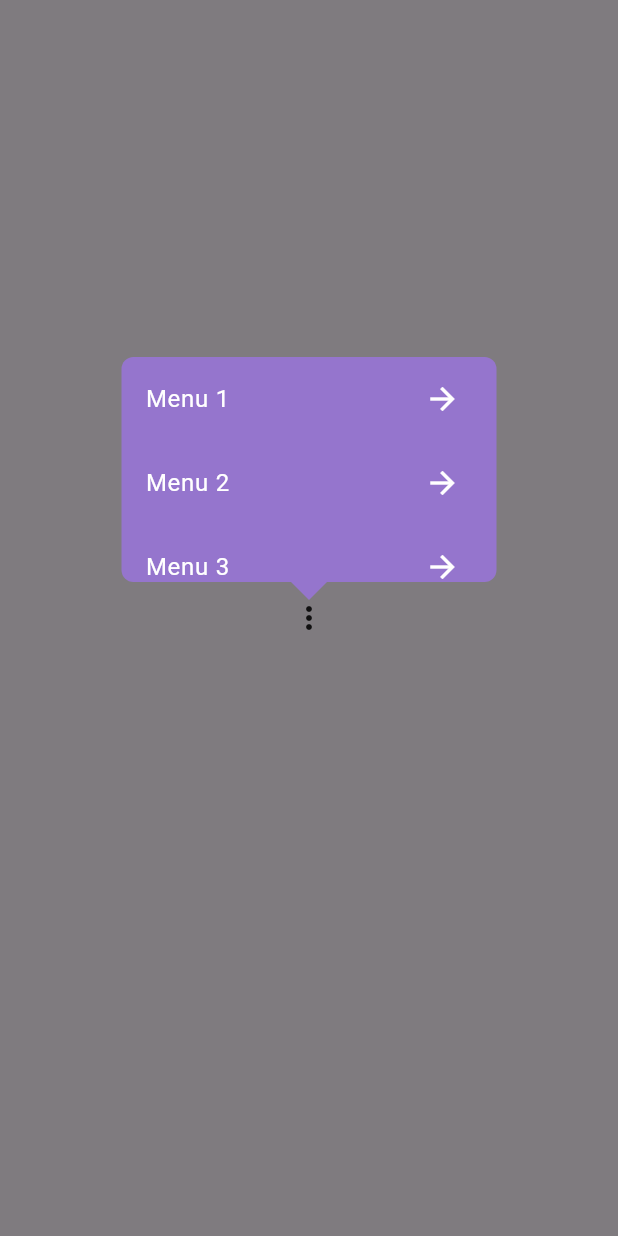
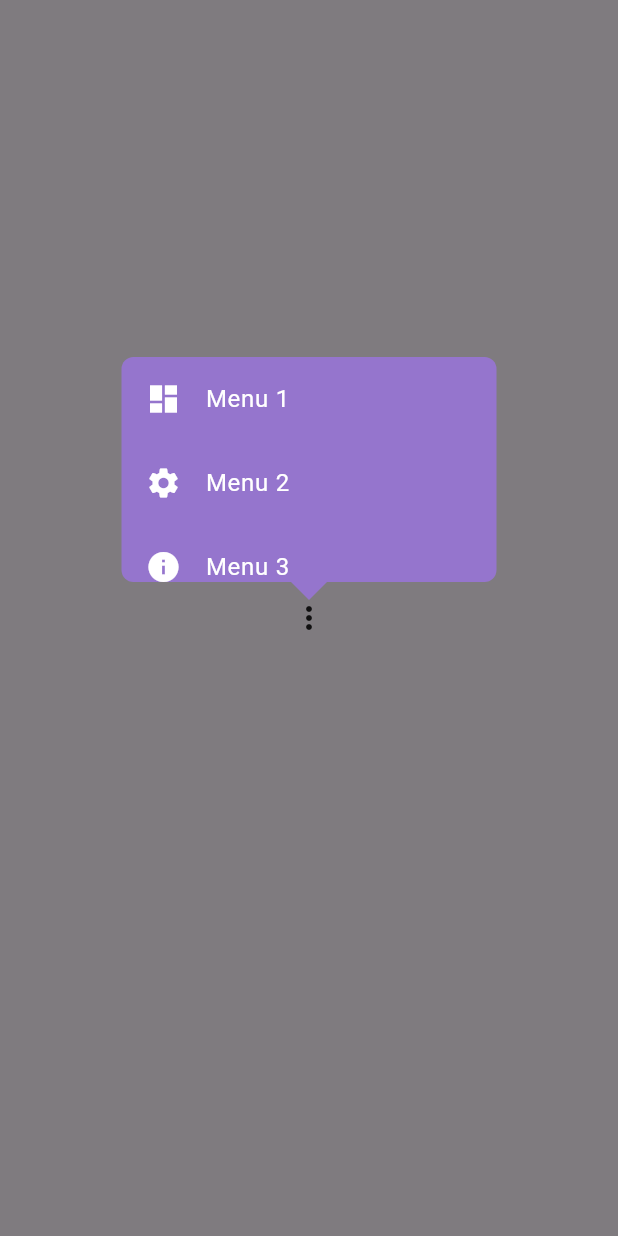
Before and after one commit to OrewaKimi/Flutter_PopUpMenu, a Flutter app: the screen it shows after launch, after a tap on the "more vert" icon, on a phone screen of 412 x 824 dp. Run offline on Flutter 3.47's test engine with Material 3 defaults, Android fonts, the phone set to English and light mode, and no system bars; our stand-ins replace popover.

Commit message:
update icon for menu options

```diff
--- a/lib/menu_items.dart
+++ b/lib/menu_items.dart
@@ -7,33 +7,24 @@ class MenuItems extends StatelessWidget {
   Widget build(BuildContext context) {
     return Column(
       children: [
-        //1st menu option
-        ListTile(
-          title: Text('Menu 1', style: TextStyle(color: Colors.white)),
-          trailing: Icon(Icons.arrow_forward, color: Colors.white),
-          onTap: () {
-            // action untuk menu 1
-          },
-        ),
-
-        //2nd menu option
-        ListTile(
-          title: Text('Menu 2', style: TextStyle(color: Colors.white)),
-          trailing: Icon(Icons.arrow_forward, color: Colors.white),
-          onTap: () {
-            // action untuk menu 2
-          },
-        ),
-
-        //3rd menu option
-        ListTile(
-          title: Text('Menu 3', style: TextStyle(color: Colors.white)),
-          trailing: Icon(Icons.arrow_forward, color: Colors.white),
-          onTap: () {
-            // action untuk menu 3
-          },
-        ),
+        buildMenuItem('Menu 1', Icons.dashboard, () {
+          // action menu 1
+        }),
+        buildMenuItem('Menu 2', Icons.settings, () {
+          // action menu 2
+        }),
+        buildMenuItem('Menu 3', Icons.info, () {
+          // action menu 3
+        }),
       ],
     );
   }
+
+  Widget buildMenuItem(String title, IconData icon, VoidCallback onTap) {
+    return ListTile(
+      leading: Icon(icon, color: Colors.white),
+      title: Text(title, style: const TextStyle(color: Colors.white)),
+      onTap: onTap,
+    );
+  }
 }
```
